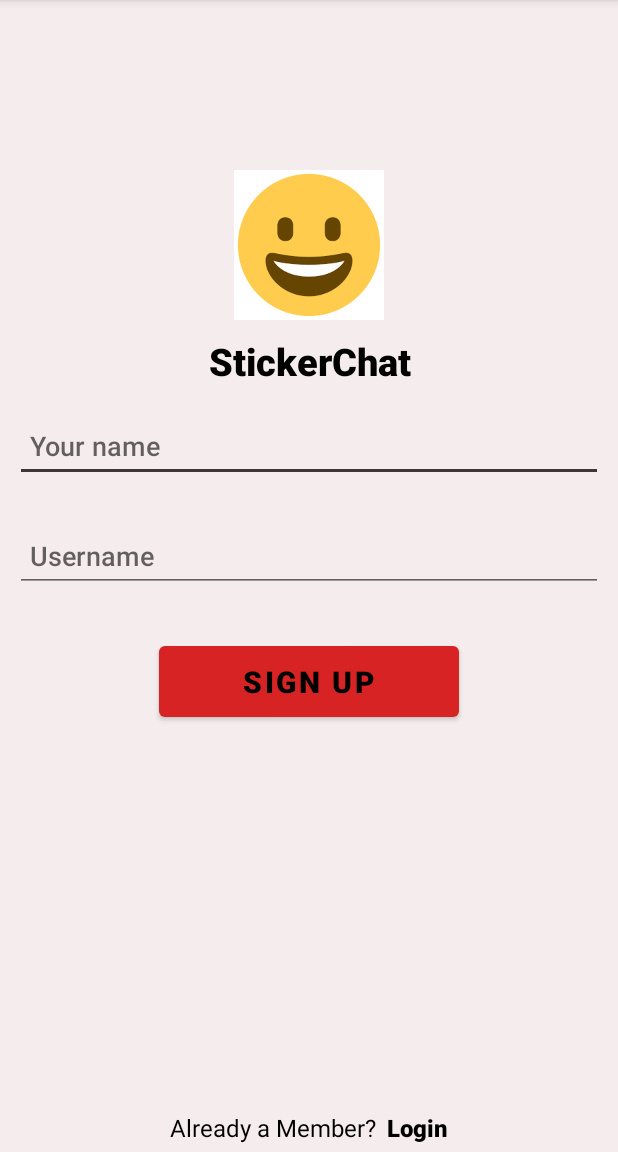
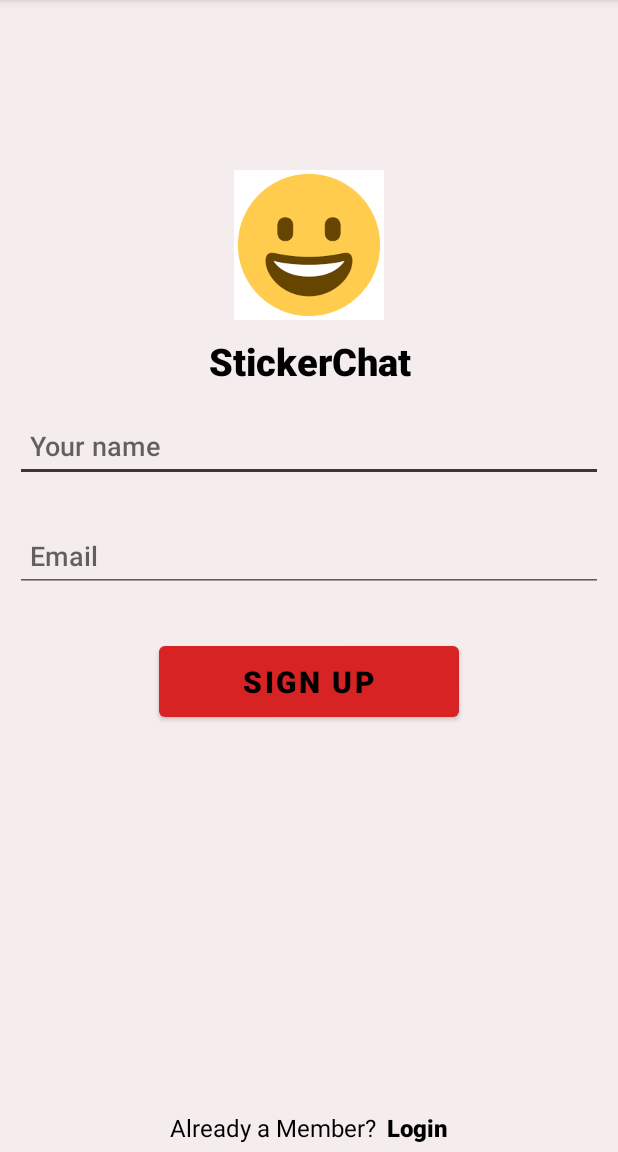
Before and after one commit to tanmay-kapoor/Pokedex, an Android app: the SignupActivity screen opened directly, with no data from a screen before it, on a phone screen of 412 x 824 dp, the part 84-1236 px from its top. Run offline under Robolectric (Android 15) with nearby library versions, the phone set to English and light mode, and no system bars; our stand-ins replace Firebase (no records; nobody signed in at launch, a user with empty details on screens opened directly); network calls fail.

Commit message:
changed hint to email instead of username

```diff
--- a/app/src/main/java/edu/northeastern/pokedex/LoginActivity.java
+++ b/app/src/main/java/edu/northeastern/pokedex/LoginActivity.java
@@ -30,7 +30,7 @@ public class LoginActivity extends AppCompatActivity {
     }
 
     public void authenticate(View view) {
-        EditText emailEditText = findViewById(R.id.username);
+        EditText emailEditText = findViewById(R.id.email);
         String email = emailEditText.getText().toString().trim();
         String password = Utils.getDefaultPassword();
 
--- a/app/src/main/java/edu/northeastern/pokedex/SignupActivity.java
+++ b/app/src/main/java/edu/northeastern/pokedex/SignupActivity.java
@@ -30,7 +30,7 @@ public class SignupActivity extends AppCompatActivity {
     }
 
     public void createAccount(View view) {
-        EditText emailEditText = findViewById(R.id.username);
+        EditText emailEditText = findViewById(R.id.email);
         String email = emailEditText.getText().toString().trim();
         String password = Utils.getDefaultPassword();
 
--- a/app/src/main/res/layout/activity_login.xml
+++ b/app/src/main/res/layout/activity_login.xml
@@ -31,7 +31,7 @@
             android:textSize="25.00sp" />
 
         <EditText
-            android:id="@+id/username"
+            android:id="@+id/email"
             android:layout_width="match_parent"
             android:layout_height="wrap_content"
             android:layout_marginStart="10.00dp"
@@ -41,7 +41,7 @@
             android:layout_marginRight="10.00dp"
             android:background="@drawable/car_ui_divider"
             android:fontFamily="sans-serif-medium"
-            android:hint="Username"
+            android:hint="Email"
             android:gravity="center"
             android:minHeight="48dp"
             android:padding="10dp"
--- a/app/src/main/res/layout/activity_signup.xml
+++ b/app/src/main/res/layout/activity_signup.xml
@@ -46,7 +46,7 @@
             android:textColor="@color/black" />
 
         <EditText
-            android:id="@+id/username"
+            android:id="@+id/email"
             android:layout_width="match_parent"
             android:layout_height="wrap_content"
             android:layout_marginStart="10.00dp"
@@ -55,7 +55,7 @@
             android:layout_marginEnd="10.00dp"
             android:layout_marginRight="10.00dp"
             android:fontFamily="sans-serif-medium"
-            android:hint="Username"
+            android:hint="Email"
             android:minHeight="48dp"
             android:padding="10dp"
             android:textColor="@color/black" />
```
